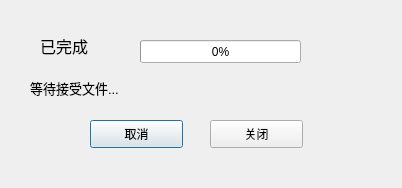
First picture: the form in IM/IMClientApp/ChatPanel/FileCilentPanel.ui, repository zrq-github/GraduationProject, before the edit.
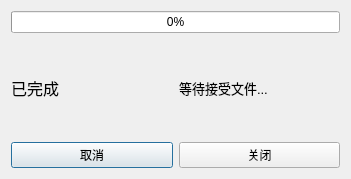
Second picture: the form after the edit.

```diff
--- a/IM/IMClientApp/ChatPanel/FileCilentPanel.ui
+++ b/IM/IMClientApp/ChatPanel/FileCilentPanel.ui
@@ -6,53 +6,37 @@
    <rect>
     <x>0</x>
     <y>0</y>
-    <width>402</width>
-    <height>188</height>
+    <width>351</width>
+    <height>179</height>
    </rect>
   </property>
   <property name="windowTitle">
    <string>接受</string>
   </property>
-  <widget class="QLabel" name="label">
-   <property name="geometry">
-    <rect>
-     <x>40</x>
-     <y>30</y>
-     <width>81</width>
-     <height>31</height>
-    </rect>
-   </property>
-   <property name="font">
-    <font>
-     <pointsize>12</pointsize>
-    </font>
-   </property>
-   <property name="text">
-    <string>已完成</string>
-   </property>
-  </widget>
+  <layout class="QVBoxLayout" name="verticalLayout">
+   <item>
   <widget class="QProgressBar" name="progressBar">
-   <property name="geometry">
-    <rect>
-     <x>140</x>
-     <y>40</y>
-     <width>161</width>
-     <height>23</height>
-    </rect>
-   </property>
    <property name="value">
     <number>0</number>
    </property>
   </widget>
+   </item>
+   <item>
+    <layout class="QHBoxLayout" name="horizontalLayout_2">
+     <item>
+      <widget class="QLabel" name="label">
+       <property name="font">
+        <font>
+         <pointsize>12</pointsize>
+        </font>
+       </property>
+       <property name="text">
+        <string>已完成</string>
+       </property>
+      </widget>
+     </item>
+     <item>
   <widget class="QLabel" name="labStatus">
-   <property name="geometry">
-    <rect>
-     <x>30</x>
-     <y>80</y>
-     <width>151</width>
-     <height>16</height>
-    </rect>
-   </property>
    <property name="font">
     <font>
      <pointsize>10</pointsize>
@@ -62,32 +46,28 @@
     <string>等待接受文件...</string>
    </property>
   </widget>
+     </item>
+    </layout>
+   </item>
+   <item>
+    <layout class="QHBoxLayout" name="horizontalLayout">
+     <item>
   <widget class="QPushButton" name="btnCancle">
-   <property name="geometry">
-    <rect>
-     <x>90</x>
-     <y>120</y>
-     <width>93</width>
-     <height>28</height>
-    </rect>
-   </property>
    <property name="text">
     <string>取消</string>
    </property>
   </widget>
+     </item>
+     <item>
   <widget class="QPushButton" name="btnClose">
-   <property name="geometry">
-    <rect>
-     <x>210</x>
-     <y>120</y>
-     <width>93</width>
-     <height>28</height>
-    </rect>
-   </property>
    <property name="text">
     <string>关闭</string>
    </property>
   </widget>
+     </item>
+    </layout>
+   </item>
+  </layout>
  </widget>
  <layoutdefault spacing="6" margin="11"/>
  <resources/>
```
Lines whose indentation alone changed are shown as unchanged.
